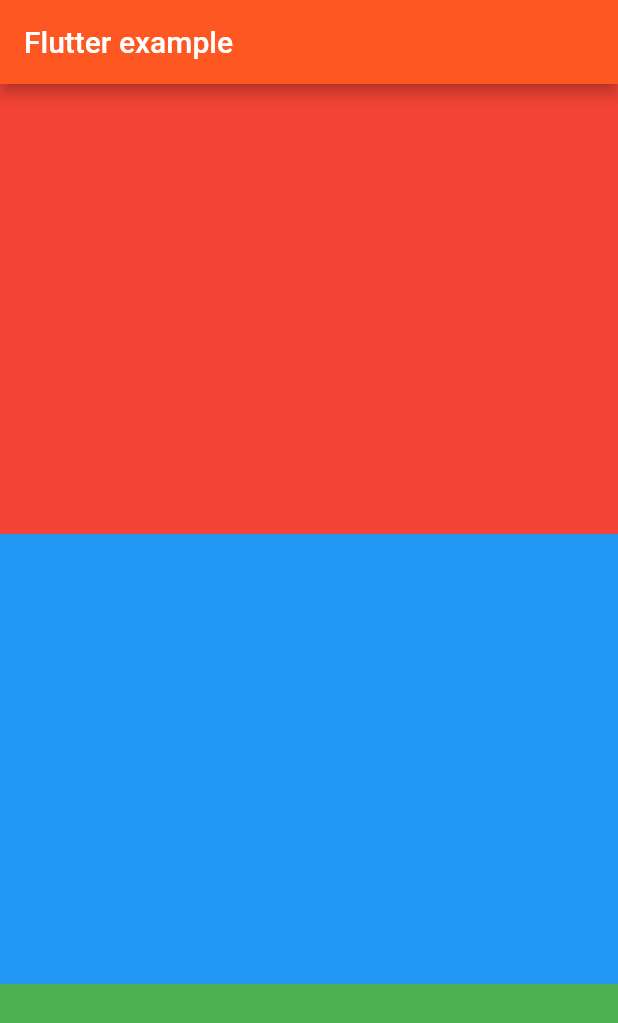
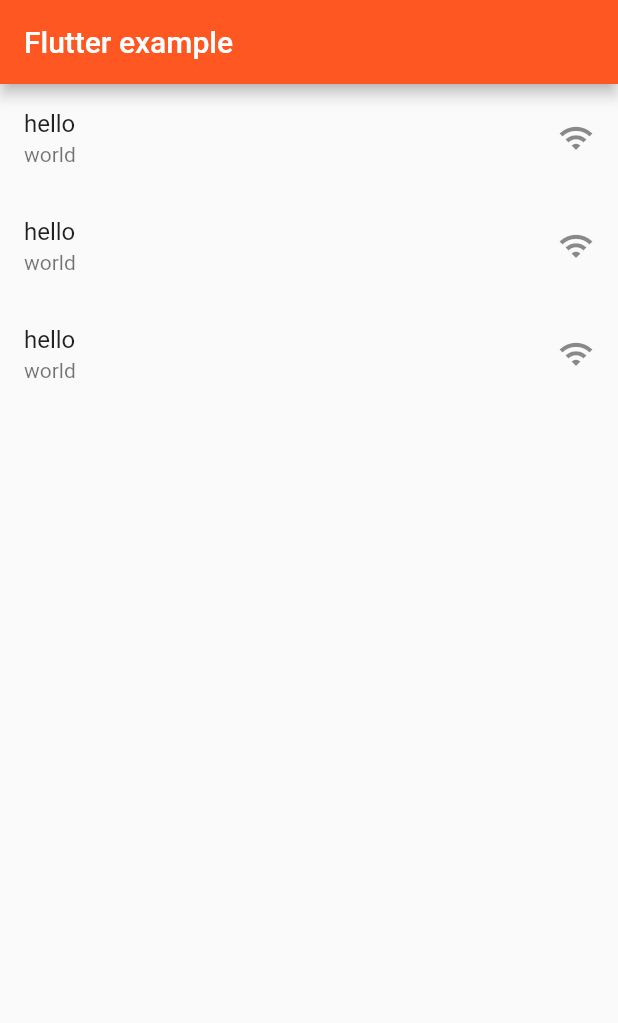
Before and after one commit to kimts2627/flutter-pratice, a Flutter app: the screen it shows after launch, on a phone screen of 412 x 824 dp. Shown: the top 1023 px of the screen. Run offline on Flutter 3.47's test engine with Material 2 defaults, Android fonts, the phone set to English and light mode, and no system bars.

Commit message:
ListView example

```diff
--- a/lib/main.dart
+++ b/lib/main.dart
@@ -27,11 +27,35 @@ class ContainerWidget extends StatelessWidget {
       ),
       body: ListView(
         children: [
-          Container(color: Colors.red, height: 300,),
-          Container(color: Colors.blue, height: 300,),
-          Container(color: Colors.green, height: 300,),
+          ListTile(
+            title: Text('hello'),
+            subtitle: Text('world'),
+            trailing: Icon(Icons.wifi_outlined),
+            onTap: (){
+              print('yes');
+            },
+          ),
+          ListTile(
+            title: Text('hello'),
+            subtitle: Text('world'),
+            trailing: Icon(Icons.wifi_outlined),
+          ),
+          ListTile(
+            title: Text('hello'),
+            subtitle: Text('world'),
+            trailing: Icon(Icons.wifi_outlined),
+          ),
         ],
       ),
+
+
+      // body: ListView(
+      //   children: [
+      //     Container(color: Colors.red, height: 300,),
+      //     Container(color: Colors.blue, height: 300,),
+      //     Container(color: Colors.green, height: 300,),
+      //   ],
+      // ),
 
 
       // body: Column(
```
